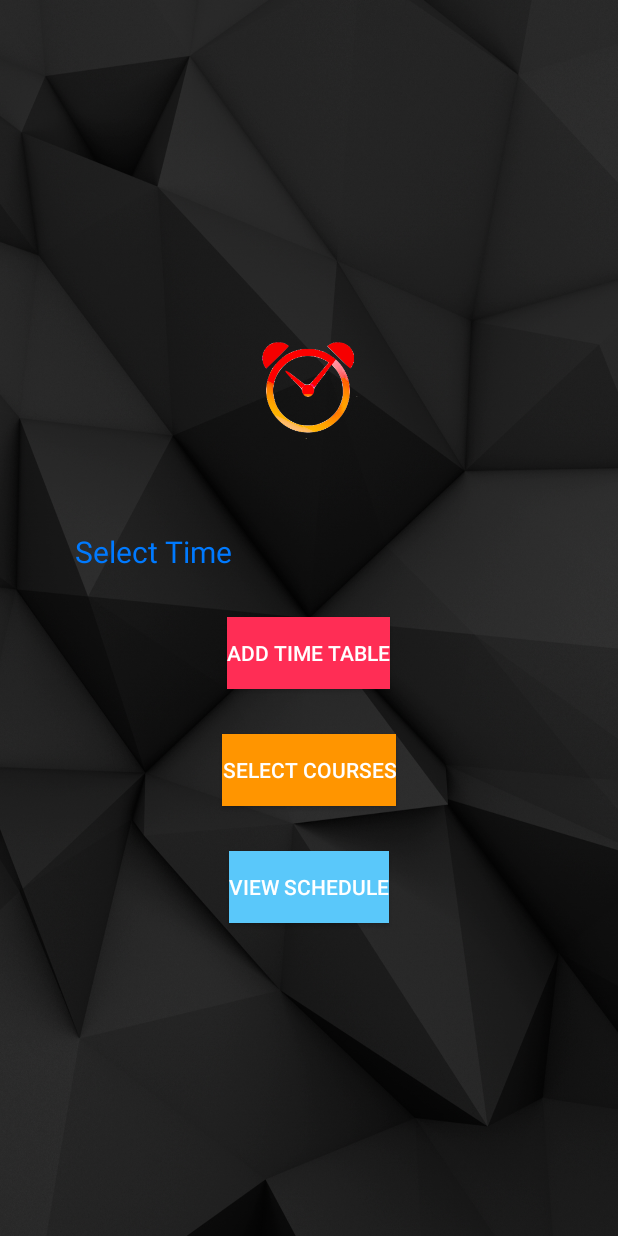
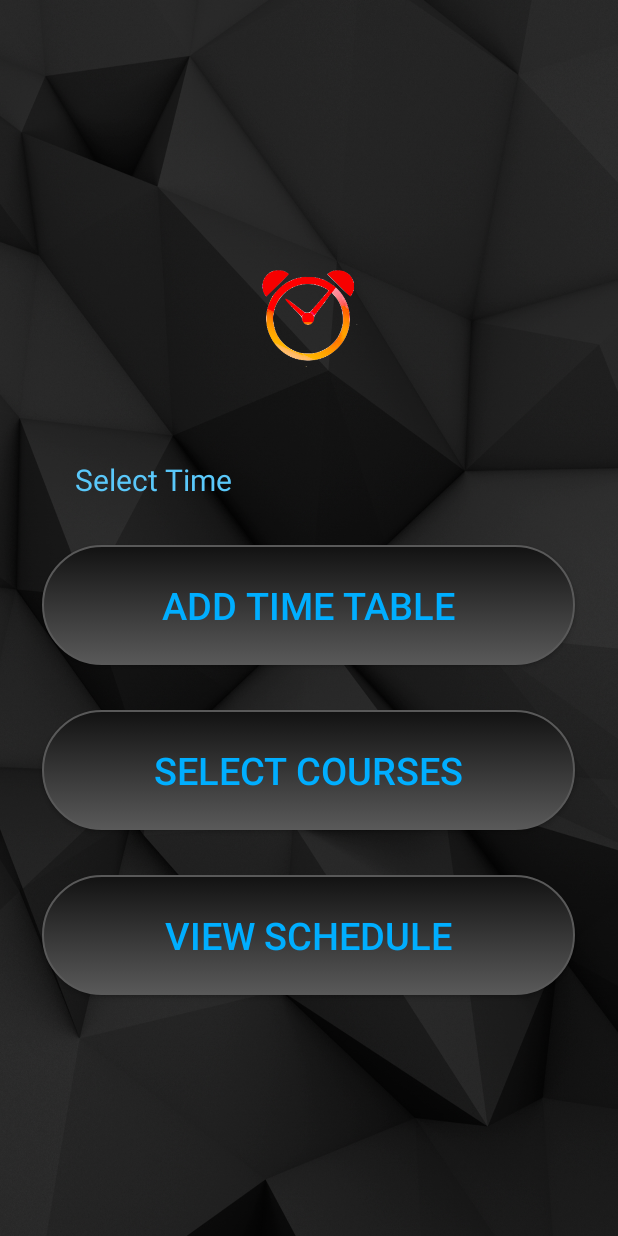
Before and after one commit to Faateh-Jarree/WheresMyClass, an Android app: the screen it shows after launch (Add_Table), on a phone screen of 412 x 824 dp. Run offline under Robolectric (Android 15) with nearby library versions, the phone set to English and light mode, and no system bars.

Commit message:
second commit: Jarree

```diff
--- /dev/null
+++ b/app/src/main/res/drawable/circular_button.xml
@@ -0,0 +1,25 @@
+<?xml version="1.0" encoding="utf-8"?>
+<selector xmlns:android="http://schemas.android.com/apk/res/android" >
+    <item android:state_pressed="true" >
+        <shape android:shape="rectangle"  >
+            <corners android:radius="1000dip" />
+            <stroke android:width="1dip" android:color="#595959" />
+            <gradient android:angle="-90" android:startColor="#595959" android:endColor="#121212"  />
+        </shape>
+    </item>
+    <item android:state_focused="true">
+        <shape android:shape="rectangle"  >
+            <corners android:radius="1000dip" />
+            <stroke android:width="1dip" android:color="#595959" />
+            <solid android:color="#595959"/>
+            <gradient android:angle="-90" android:startColor="#595959" android:endColor="#121212" />
+        </shape>
+    </item>
+    <item >
+        <shape android:shape="rectangle"  >
+            <corners android:radius="1000dip" />
+            <stroke android:width="1dip" android:color="#595959" />
+            <gradient android:angle="90" android:startColor="#595959" android:endColor="#121212" />
+        </shape>
+    </item>
+</selector>
--- a/app/src/main/res/layout/add_table.xml
+++ b/app/src/main/res/layout/add_table.xml
@@ -25,33 +25,39 @@
             android:text="Select Time"
             android:textSize="20dp"
             android:layout_marginBottom="30dp"
-            android:textColor="#007AFF"
+            android:textColor="#5AC8FA"
             android:layout_gravity="left"
             android:layout_marginLeft="50dp"/>
 
         <Button
-            android:layout_width="wrap_content"
-            android:layout_height="wrap_content"
+            android:layout_width="355dp"
+            android:layout_height="80dp"
             android:layout_marginBottom="30dp"
+            android:background="@drawable/circular_button"
             android:text="Add Time Table"
-            android:background="#FF2D55"/>
+            android:textColor="#00aeff"
+            android:textSize="25dp" />
 
         <Button
-            android:layout_width="wrap_content"
-            android:layout_height="wrap_content"
+            android:layout_width="355dp"
+            android:layout_height="80dp"
+            android:layout_marginBottom="30dp"
             tools:layout_editor_absoluteX="0dp"
             tools:layout_editor_absoluteY="124dp"
-            android:layout_marginBottom="30dp"
+            android:background="@drawable/circular_button"
             android:text="Select Courses"
-            android:background="#FF9500"/>
+            android:textColor="#00aeff"
+            android:textSize="25dp" />
 
         <Button
-            android:layout_width="wrap_content"
-            android:layout_height="wrap_content"
+            android:layout_width="355dp"
+            android:layout_height="80dp"
             tools:layout_editor_absoluteX="0dp"
             tools:layout_editor_absoluteY="60dp"
+            android:background="@drawable/circular_button"
             android:text="View Schedule"
-            android:background="#5AC8FA"/>
+            android:textColor="#00aeff"
+            android:textSize="25dp" />
     </LinearLayout>
 
 </android.support.constraint.ConstraintLayout>
```
